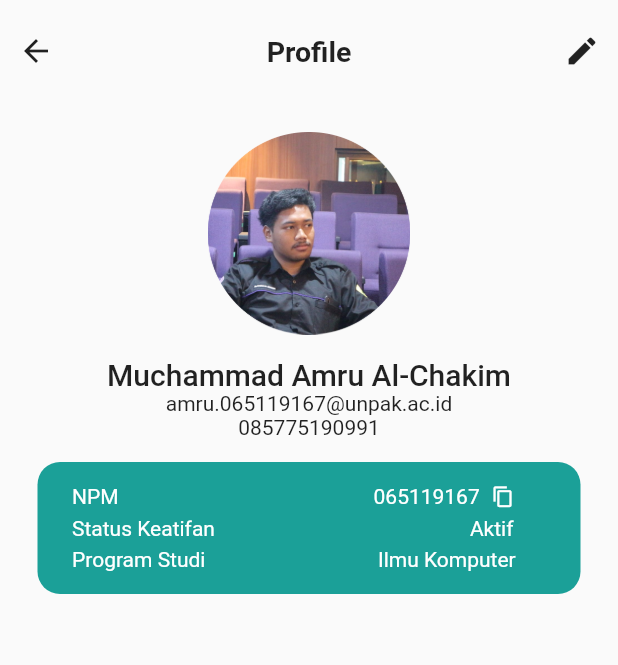
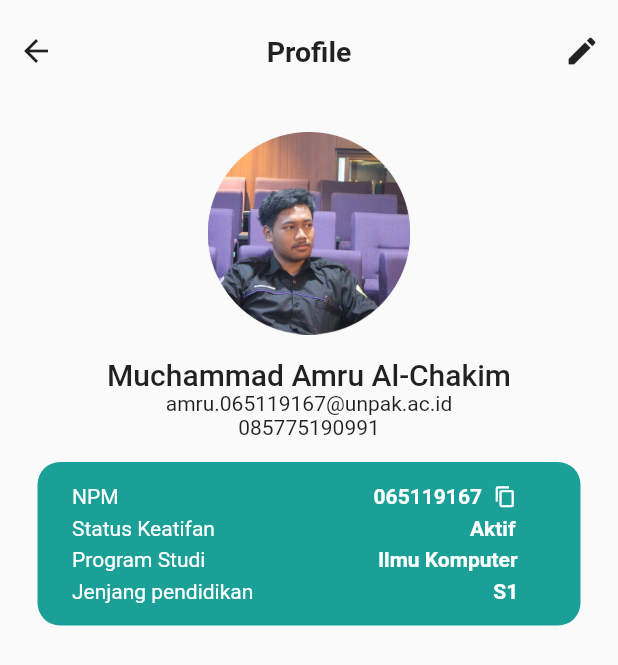
Before and after one commit to al-chakim/tugas2_P5, a Flutter app: the screen it shows after launch, on a phone screen of 412 x 824 dp. Shown: the top 665 px of the screen. Run offline on Flutter 3.47's test engine with Material 2 defaults, Android fonts, the phone set to English and light mode, and no system bars.

Commit message:
langkah 1

```diff
--- a/new_app/lib/main.dart
+++ b/new_app/lib/main.dart
@@ -46,7 +46,7 @@ class _MyAppState extends State<MyApp> {
                 SizedBox(width: 170,),
                 Text(
                   '065119167',
-                  style: satu
+                  style: dua
                 ),
                 SizedBox(width: 8,),
                 Icon(
@@ -66,7 +66,7 @@ class _MyAppState extends State<MyApp> {
                 SizedBox(width: 170,),
                 Text(
                   'Aktif',
-                  style: satu
+                  style: dua
                 )
               ],
             ),
@@ -80,7 +80,21 @@ class _MyAppState extends State<MyApp> {
                 SizedBox(width: 115,),
                 Text(
                   'Ilmu Komputer',
+                  style: dua,
+                )
+              ],
+            ),
+            SizedBox(height: 5,),
+            Row(
+              children: [
+                Text(
+                  'Jenjang pendidikan',
                   style: satu,
+                ),
+                SizedBox(width: 160,),
+                Text(
+                  'S1',
+                  style: dua,
                 )
               ],
             )
--- a/new_app/lib/warna.dart
+++ b/new_app/lib/warna.dart
@@ -4,6 +4,11 @@ Color warna1 = Color(0xffFFFFFF);
 
 TextStyle satu = TextStyle(
   color: warna1,
-  // fontWeight: FontWeight.w700,
-  // fontSize: 16,
+  //fontSize: 15
 );
+
+TextStyle dua = TextStyle(
+  color: warna1,
+  //fontSize: 15,
+  fontWeight: FontWeight.w700
+);
```
